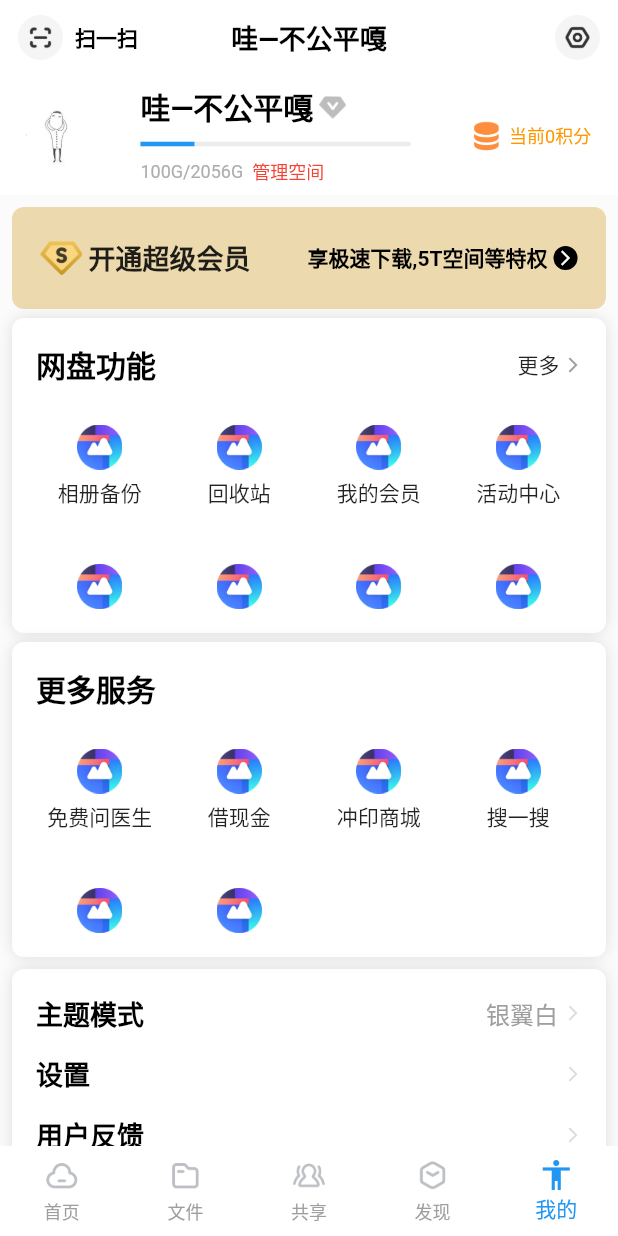
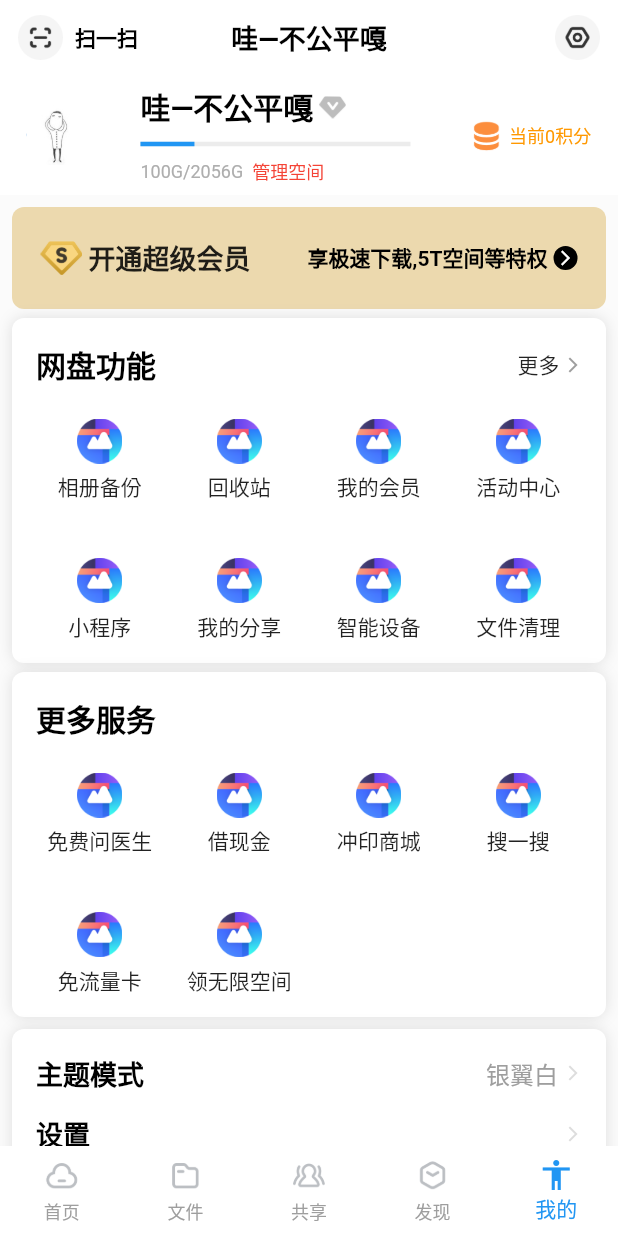
Before and after one commit to xiaxiayige/FlutterDemo, a Flutter app: the screen it shows after launch, item 5 of the bottom bar chosen, on a phone screen of 412 x 824 dp. Run offline on Flutter 3.47's test engine with Material 2 defaults, Android fonts, the phone set to English and light mode, and no system bars.

```diff
--- a/flutter_pan_baidu/lib/main.dart
+++ b/flutter_pan_baidu/lib/main.dart
@@ -1,18 +1,51 @@
+import 'dart:async';
+import 'dart:io';
+
 import 'package:flutter/material.dart';
+import 'package:flutter/services.dart';
 import 'package:flutterpanbaidu/page/file_page.dart';
 import 'package:flutterpanbaidu/page/find_page.dart';
 import 'package:flutterpanbaidu/page/home_page.dart';
 import 'package:flutterpanbaidu/page/mine_page.dart';
 import 'package:flutterpanbaidu/page/share_page.dart';
-
+import 'package:flutterpanbaidu/costom_extension.dart';
 import 'generated/r.dart';
 
-void main() => runApp(MyApp());
+void main(){
+  ErrorWidget.builder = (FlutterErrorDetails details){
+         bool inDebug = true;
+         assert(() { inDebug = true; return true; }());
+         // In debug mode, use the normal error widget which shows
+         // the error message:
+         if (inDebug)
+           return ErrorWidget(details.exception);
+         // In release builds, show a yellow-on-blue message instead:
+         return Container(
+           alignment: Alignment.center,
+           child: Text(
+             'Error!',
+             style: TextStyle(color: Colors.yellow),
+             textDirection: TextDirection.ltr,
+           ),
+         );
+  };
+
+
+  runApp(MyApp());
+}
 
 class MyApp extends StatelessWidget {
   // This widget is the root of your application.
   @override
   Widget build(BuildContext context) {
+    SystemChrome.setSystemUIOverlayStyle(SystemUiOverlayStyle(
+      statusBarColor: Colors.transparent,
+      statusBarIconBrightness: Brightness.dark,
+      statusBarBrightness: Platform.isAndroid ? Brightness.dark : Brightness.light,
+      systemNavigationBarColor: Colors.white,
+      systemNavigationBarDividerColor: Colors.grey,
+      systemNavigationBarIconBrightness: Brightness.dark,
+    ));
     return MaterialApp(
       title: 'Flutter Demo',
       theme: ThemeData(
@@ -41,18 +74,17 @@ class _FragmentContainerState extends State<FragmentContainer> {
 
   @override
   void initState() {
-    // TODO: implement initState
-    super.initState();
     homePage = HomePage();
     bodyWidget = homePage;
+    super.initState();
   }
 
   @override
   Widget build(BuildContext context) {
-    String a="aaaaa".toUpperCase();
-
-    bool s=a.length==0;
-    return SafeArea(
+    return Container(
+      child: SafeArea(
+        top: false,
+        bottom: false,
         child: Scaffold(
           backgroundColor: Color(0xffFBFBFB),
           body: bodyWidget,
@@ -116,6 +148,7 @@ class _FragmentContainerState extends State<FragmentContainer> {
             elevation: 0,
           ),
         ),
+      ),
     );
   }
 
--- a/flutter_pan_baidu/lib/page/home_page.dart
+++ b/flutter_pan_baidu/lib/page/home_page.dart
@@ -35,7 +35,9 @@ class HomePage extends StatelessWidget {
 
   @override
   Widget build(BuildContext context) {
-    return Column(
+    return Padding(
+      padding: EdgeInsets.only(top: MediaQuery.of(context).padding.top),
+      child: Column(
         children: <Widget>[
           Padding(
             padding:
@@ -171,6 +173,7 @@ class HomePage extends StatelessWidget {
             ),
           ),
         ],
+      ),
     );
   }
 }
--- a/flutter_pan_baidu/lib/page/mine_page.dart
+++ b/flutter_pan_baidu/lib/page/mine_page.dart
@@ -88,8 +88,11 @@ class _MinePageState extends State<MinePage>
 
   @override
   Widget build(BuildContext context) {
-    return Stack(
+    return Padding(
+      padding:   EdgeInsets.only(top: MediaQuery.of(context).padding.top),
+      child: Stack(
         children: <Widget>[_buildBody(), _buildTitleBar()],
+      ),
     );
   }
 
@@ -156,9 +159,9 @@ class _MinePageState extends State<MinePage>
     return Container(
       padding: EdgeInsets.all(16),
       margin: EdgeInsets.only(left: 8, right: 8),
-      height: 210,
+      height: 230,
       decoration: BoxDecoration(boxShadow: [
-        BoxShadow(blurRadius: 8, color: Colors.grey.withAlpha(80))
+        BoxShadow(blurRadius: 8, color: Colors.grey.withAlpha(80),)
       ], borderRadius: BorderRadius.circular(8), color: Colors.white),
       child: Column(
         children: <Widget>[
@@ -187,18 +190,18 @@ class _MinePageState extends State<MinePage>
                   : Text("")
             ],
           ),
-          Flexible(
-            child: Container(
+
+          Expanded(
             child: GridView.builder(
               gridDelegate: SliverGridDelegateWithFixedCrossAxisCount(
                   crossAxisCount: 4, mainAxisSpacing: 8, crossAxisSpacing: 8),
               itemBuilder: (context, index) {
                 return buildItemCard(cards[index]);
               },
+              padding: EdgeInsets.symmetric(vertical: 16),
               itemCount: cards.length,
               shrinkWrap: false,
               physics: NeverScrollableScrollPhysics(),
-              ),
             ),
           )
         ],
@@ -232,9 +235,7 @@ class _MinePageState extends State<MinePage>
 
   Widget buildItemCard(CardInfo card) {
     return Container(
-      margin: EdgeInsets.only(top: 16),
       child: Column(
-        mainAxisAlignment: MainAxisAlignment.center,
         children: <Widget>[
           Image.asset(
             card.img,
--- a/flutter_pan_baidu/lib/page/share_page.dart
+++ b/flutter_pan_baidu/lib/page/share_page.dart
@@ -9,7 +9,9 @@ import 'package:flutterpanbaidu/generated/r.dart';
 class SharePage extends StatelessWidget {
   @override
   Widget build(BuildContext context) {
-    return Stack(
+    return Padding(
+      padding:   EdgeInsets.only(top: MediaQuery.of(context).padding.top),
+      child: Stack(
         children: <Widget>[
           Column(
             children: <Widget>[
@@ -130,6 +132,7 @@ class SharePage extends StatelessWidget {
            ),
          )
         ],
+      ),
     );
   }
 }
```
Also changed, not shown: flutter_pan_baidu/lib/page/file_page.dart (+8 -5 lines), flutter_pan_baidu/lib/page/find_page.dart (+5 -2 lines), 2 other files. Lines whose indentation alone changed are shown as unchanged.
